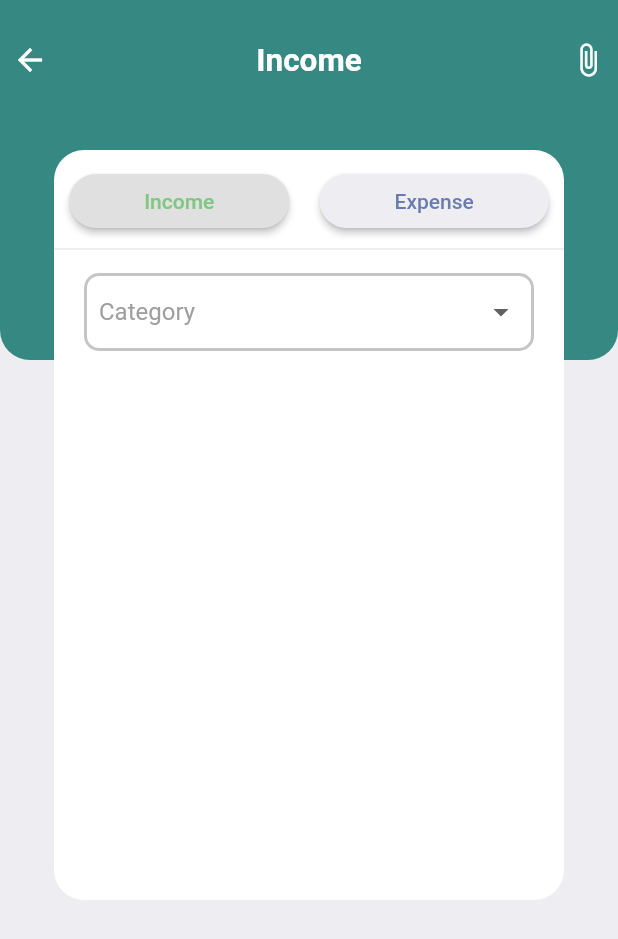
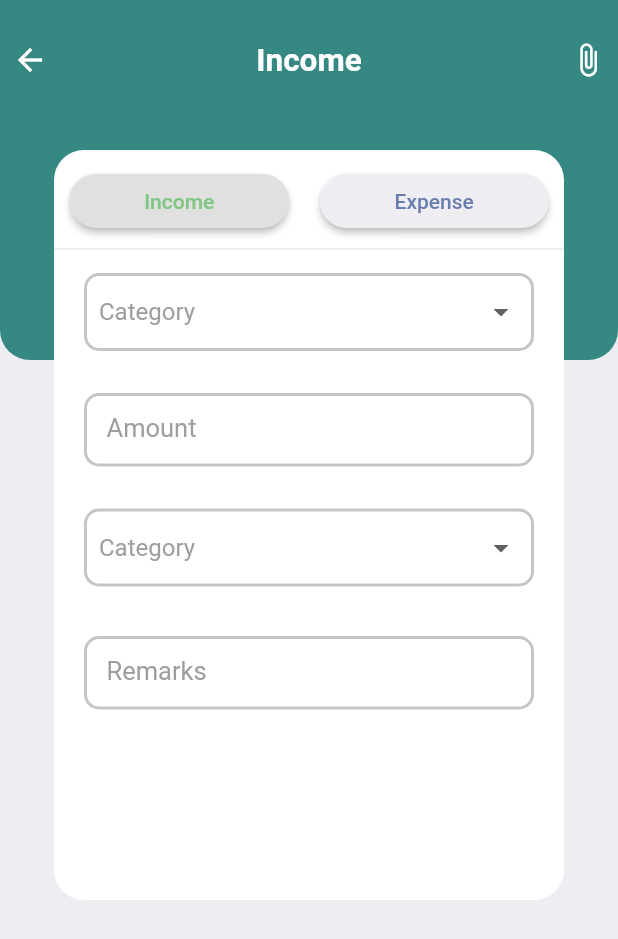
Before and after one commit to Aryog/FundFlow, a Flutter app: the AppAddScreen screen opened directly, on a phone screen of 412 x 824 dp. Shown: the top 939 px of the screen. Run offline on Flutter 3.47's test engine with Material 2 defaults, Android fonts, the phone set to English and light mode, and no system bars; our stand-ins replace fluentui_icons, flutter_svg, gap, get, syncfusion_flutter_charts.

Commit message:
add expenses ui feature

```diff
--- a/lib/pages/addTransac.dart
+++ b/lib/pages/addTransac.dart
@@ -15,8 +15,43 @@ class AppAddScreen extends StatefulWidget {
 class _AppAddScreenState extends State<AppAddScreen> {
   int activeIndex = 0;
   String? selectedItem;
-  final List<String> _item = ['Allowance', 'Salary', 'Cash', 'Bonus', 'Others'];
+  String? selectedMethod;
+  final TextEditingController explain_C = TextEditingController();
+  final TextEditingController amount_C = TextEditingController();
+  FocusNode ex = FocusNode();
+  FocusNode nu = FocusNode();
+  final List<String> _itemIn = [
+    'Allowance',
+    'Salary',
+    'Cash',
+    'Bonus',
+    'Others'
+  ];
+  final List<String> _itemEx = [
+    'Food',
+    'Transport',
+    'Household',
+    'Health',
+    'Education',
+    'Attire',
+    'Others'
+  ];
+  final List<String> _method = [
+    'Card',
+    'Accounts',
+    'Cash',
+  ];
   @override
+  void initState() {
+    super.initState();
+    ex.addListener(() {
+      setState(() {});
+    });
+    nu.addListener(() {
+      setState(() {});
+    });
+  }
+
   Widget build(BuildContext context) {
     return Scaffold(
       backgroundColor: Styles.bgColor,
@@ -42,6 +77,7 @@ class _AppAddScreenState extends State<AppAddScreen> {
                       onPressed: () {
                         setState(() {
                           activeIndex = 0;
+                          selectedItem = null;
                         });
                       },
                       child: Text(
@@ -66,6 +102,7 @@ class _AppAddScreenState extends State<AppAddScreen> {
                       onPressed: () {
                         setState(() {
                           activeIndex = 1;
+                          selectedItem = null;
                         });
                       },
                       child: Text(
@@ -88,19 +125,62 @@ class _AppAddScreenState extends State<AppAddScreen> {
                     )
                   ],
                 ),
-                Divider(
+                const Divider(
                   thickness: sqrt1_2,
                 ),
-                Padding(
+                activeIndex == 0
+                    ? category(_itemIn, false)
+                    : category(_itemEx, false),
+                Gap(AppLayout.getHeight(20)),
+                inputRemarks("Amount", true),
+                Gap(AppLayout.getHeight(20)),
+                category(_method, true),
+                Gap(AppLayout.getHeight(25)),
+                inputRemarks("Remarks", false),
+              ]),
+            ),
+          )
+        ],
+      )),
+    );
+  }
+
+  Padding inputRemarks(String str, bool isNumber) {
+    return Padding(
+      padding: const EdgeInsets.symmetric(horizontal: 20),
+      child: TextField(
+        keyboardType: isNumber ? TextInputType.number : TextInputType.text,
+        focusNode: isNumber ? nu : ex,
+        controller: isNumber ? amount_C : explain_C,
+        decoration: InputDecoration(
+          prefixText: isNumber ? "\$  " : "",
+          contentPadding: EdgeInsets.symmetric(
+              horizontal: AppLayout.getHeight(15),
+              vertical: AppLayout.getHeight(15)),
+          labelText: str,
+          enabledBorder: OutlineInputBorder(
+              borderRadius: BorderRadius.circular(10),
+              borderSide: BorderSide(width: 2, color: Color(0xffc5c5c5))),
+          labelStyle: TextStyle(fontSize: 17, color: Colors.grey.shade500),
+          focusedBorder: OutlineInputBorder(
+              borderRadius: BorderRadius.circular(10),
+              borderSide: BorderSide(width: 2, color: Styles.primaryColor)),
+        ),
+      ),
+    );
+  }
+
+  Padding category(List<String> _item, bool isMethod) {
+    return Padding(
       padding: EdgeInsets.all(AppLayout.getHeight(8)),
       child: Container(
-                    padding: EdgeInsets.symmetric(
-                        horizontal: AppLayout.getHeight(8)),
-                    width: 300,
+        padding: EdgeInsets.symmetric(horizontal: AppLayout.getHeight(8)),
+        width: AppLayout.getHeight(300),
         decoration: BoxDecoration(
             borderRadius: BorderRadius.circular(10),
             border: Border.all(width: 2, color: Color(0xffc5c5c5))),
         child: DropdownButton<String>(
+          value: isMethod ? selectedMethod : selectedItem,
           items: _item
               .map((e) => DropdownMenuItem(
                     child: Container(
@@ -109,9 +189,8 @@ class _AppAddScreenState extends State<AppAddScreen> {
                           Visibility(
                             visible: e != 'Others',
                             child: Container(
-                                          width: 35,
-                                          child: Image.asset(
-                                              "assets/images/${e}.png"),
+                              width: 32,
+                              child: Image.asset("assets/images/${e}.png"),
                             ),
                           ),
                           Gap(AppLayout.getHeight(10)),
@@ -125,6 +204,19 @@ class _AppAddScreenState extends State<AppAddScreen> {
                     value: e,
                   ))
               .toList(),
+          selectedItemBuilder: (context) => _item
+              .map((e) => Row(
+                    children: [
+                      Container(
+                        padding: EdgeInsets.all(AppLayout.getHeight(5)),
+                        width: 42,
+                        child: Image.asset('assets/images/${e}.png'),
+                      ),
+                      Gap(AppLayout.getHeight(10)),
+                      Text(e)
+                    ],
+                  ))
+              .toList(),
           hint: Text(
             'Category',
             style: TextStyle(color: Colors.grey),
@@ -132,19 +224,17 @@ class _AppAddScreenState extends State<AppAddScreen> {
           dropdownColor: Colors.white,
           isExpanded: true,
           underline: Container(),
-                      onChanged: ((value) {
+          onChanged: (value) {
             setState(() {
+              if (isMethod) {
+                selectedMethod = value!;
+              } else {
                 selectedItem = value!;
+              }
             });
-                      }),
+          },
         ),
       ),
-                )
-              ]),
-            ),
-          )
-        ],
-      )),
     );
   }
 
```
Lines whose indentation alone changed are shown as unchanged.
